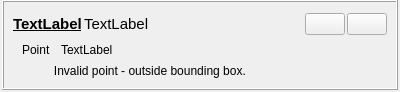
Qt form src/foammesh/view/region/region_card.ui (TheErevnaa/FoamMesh) before a commit.
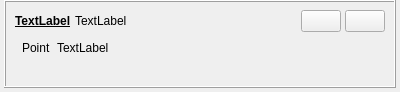
The same form after that commit. Icons and pictures are not drawn.

```diff
--- a/src/foammesh/view/region/region_card.ui
+++ b/src/foammesh/view/region/region_card.ui
@@ -15,16 +15,16 @@
   </property>
   <layout class="QVBoxLayout" name="verticalLayout_3">
    <property name="leftMargin">
-    <number>2</number>
+    <number>4</number>
    </property>
    <property name="topMargin">
     <number>0</number>
    </property>
    <property name="rightMargin">
-    <number>2</number>
+    <number>4</number>
    </property>
    <property name="bottomMargin">
-    <number>2</number>
+    <number>4</number>
    </property>
    <item>
     <widget class="QFrame" name="card">
@@ -42,19 +42,19 @@
        <number>0</number>
       </property>
       <property name="topMargin">
-       <number>7</number>
+       <number>4</number>
       </property>
       <property name="rightMargin">
        <number>0</number>
       </property>
       <property name="bottomMargin">
-       <number>7</number>
+       <number>4</number>
       </property>
       <item>
        <widget class="QWidget" name="header" native="true">
         <layout class="QHBoxLayout" name="horizontalLayout">
          <property name="spacing">
-          <number>2</number>
+          <number>4</number>
          </property>
          <property name="topMargin">
           <number>4</number>
@@ -66,7 +66,6 @@
           <widget class="QLabel" name="name">
            <property name="font">
             <font>
-             <pointsize>11</pointsize>
              <bold>true</bold>
              <underline>true</underline>
             </font>
@@ -78,11 +77,6 @@
          </item>
          <item>
           <widget class="QLabel" name="type">
-           <property name="font">
-            <font>
-             <pointsize>11</pointsize>
-            </font>
-           </property>
            <property name="text">
             <string>TextLabel</string>
            </property>
@@ -142,17 +136,14 @@
        <widget class="QWidget" name="widget_6" native="true">
         <layout class="QHBoxLayout" name="horizontalLayout_2">
          <property name="spacing">
-          <number>10</number>
+          <number>6</number>
          </property>
          <property name="leftMargin">
-          <number>18</number>
+          <number>16</number>
          </property>
          <property name="topMargin">
           <number>4</number>
          </property>
-         <property name="rightMargin">
-          <number>9</number>
-         </property>
          <property name="bottomMargin">
           <number>4</number>
          </property>
@@ -188,7 +179,7 @@
          <string>error</string>
         </property>
         <property name="text">
-         <string>               Invalid point - outside bounding box.</string>
+         <string/>
         </property>
        </widget>
       </item>
```
